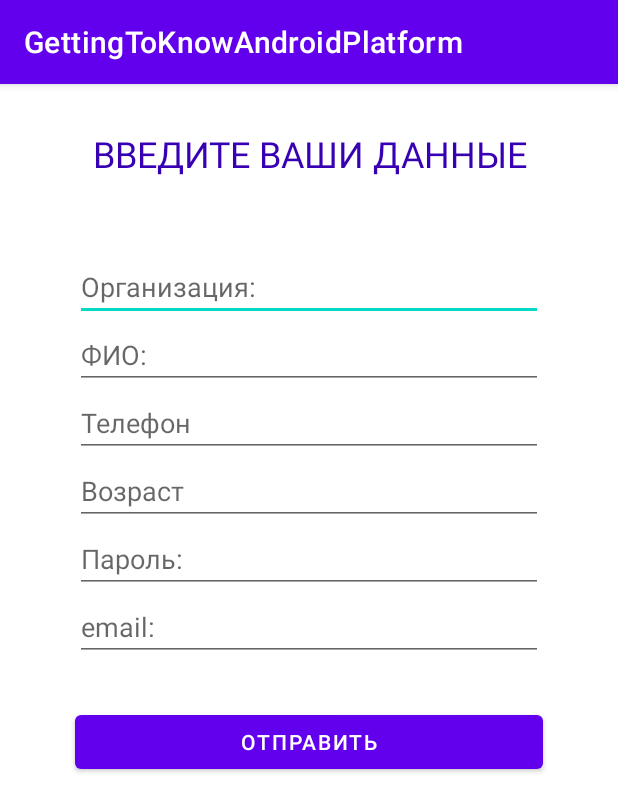
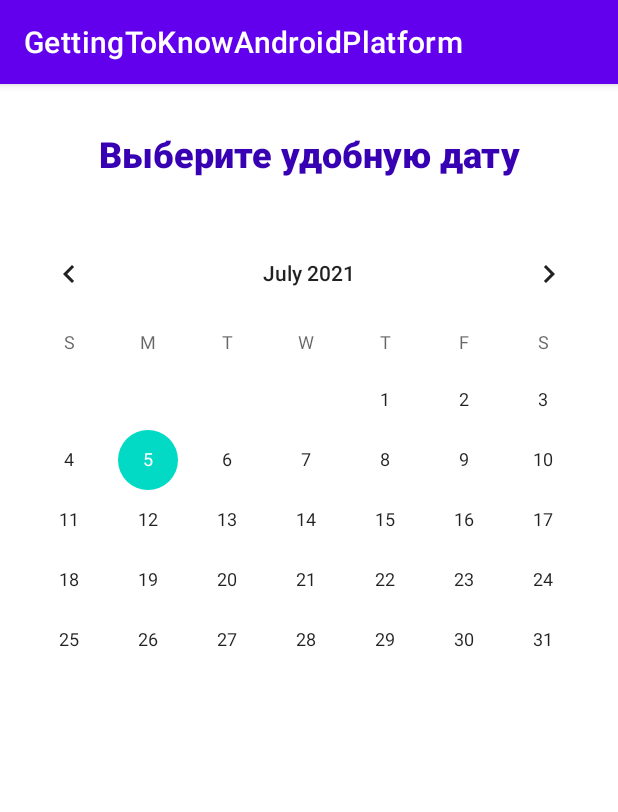
Before and after one commit to Artushock/GettingToKnowAndroidPlatform, an Android app: the screen it shows after launch (MainActivity), on a phone screen of 412 x 824 dp. Shown: the top 812 px of the screen. Run offline under Robolectric (Android 15) with nearby library versions, the phone set to English and light mode, and no system bars.

Commit message:
Added third task - CalendarView.

```diff
--- a/app/src/main/java/com/artushock/gettingtoknowandroid/MainActivity.java
+++ b/app/src/main/java/com/artushock/gettingtoknowandroid/MainActivity.java
@@ -1,12 +1,14 @@
 package com.artushock.gettingtoknowandroid;
 
+import androidx.annotation.NonNull;
 import androidx.appcompat.app.AppCompatActivity;
 
 import android.os.Bundle;
 import android.view.View;
-import android.widget.CompoundButton;
+import android.widget.CalendarView;
 import android.widget.Toast;
 import android.widget.ToggleButton;
+
 
 public class MainActivity extends AppCompatActivity {
 
@@ -14,9 +16,12 @@ public class MainActivity extends AppCompatActivity {
     protected void onCreate(Bundle savedInstanceState) {
         super.onCreate(savedInstanceState);
 //        setContentView(R.layout.test_linear_layout);
-        setContentView(R.layout.test_edit_text_layout);
+//        setContentView(R.layout.test_edit_text_layout);
+        setContentView(R.layout.test_calendar_layout);
 
         ToggleButton toggleButton = findViewById(R.id.remember_button);
+        CalendarView calendarView = (CalendarView) findViewById(R.id.calendar_view);
+
 
 //        toggleButton.setOnCheckedChangeListener(new CompoundButton.OnCheckedChangeListener() {
 //            public void onCheckedChanged(CompoundButton buttonView, boolean isChecked) {
@@ -27,12 +32,18 @@ public class MainActivity extends AppCompatActivity {
 //                }
 //            }
 //        });
+
+        calendarView.setOnDateChangeListener(new CalendarView.OnDateChangeListener() {
+            @Override
+            public void onSelectedDayChange(@NonNull CalendarView view, int year, int month, int dayOfMonth) {
+                String date = String.format("Выбрана дата: %d.%d.%d", dayOfMonth, month, year);
+                Toast.makeText(view.getContext(), date, Toast.LENGTH_SHORT).show();
+            }
+        });
     }
 
     public void onClick(View view) {
         Toast toast = Toast.makeText(MainActivity.this, "Данные отправлены", Toast.LENGTH_SHORT);
         toast.show();
     }
-
-
 }
--- /dev/null
+++ b/app/src/main/res/layout/test_calendar_layout.xml
@@ -0,0 +1,30 @@
+<?xml version="1.0" encoding="utf-8"?>
+<androidx.constraintlayout.widget.ConstraintLayout xmlns:android="http://schemas.android.com/apk/res/android"
+    xmlns:app="http://schemas.android.com/apk/res-auto"
+    android:layout_width="match_parent"
+    android:layout_height="match_parent">
+
+    <TextView
+        android:id="@+id/calendar_info"
+        android:layout_width="match_parent"
+        android:layout_height="wrap_content"
+        android:layout_marginTop="30dp"
+        android:text="Выберите удобную дату"
+        app:layout_constraintTop_toTopOf="parent"
+        android:gravity="center"
+        android:fontFamily="sans-serif-black"
+        android:textSize="24sp"
+        android:textColor="@color/purple_700"/>
+
+    <CalendarView
+        android:id="@+id/calendar_view"
+        android:layout_width="match_parent"
+        android:layout_height="wrap_content"
+        app:layout_constraintTop_toBottomOf="@id/calendar_info"
+        android:layout_marginTop="30dp"
+        />
+
+
+
+
+</androidx.constraintlayout.widget.ConstraintLayout>
--- a/app/src/main/res/layout/test_edit_text_layout.xml
+++ b/app/src/main/res/layout/test_edit_text_layout.xml
@@ -14,7 +14,7 @@
         android:text="Введите ваши данные"
         android:textAllCaps="true"
         android:textColor="@color/purple_700"
-        android:textSize="24dp"
+        android:textSize="24sp"
         app:layout_constraintTop_toTopOf="parent" />
 
     <EditText
```
